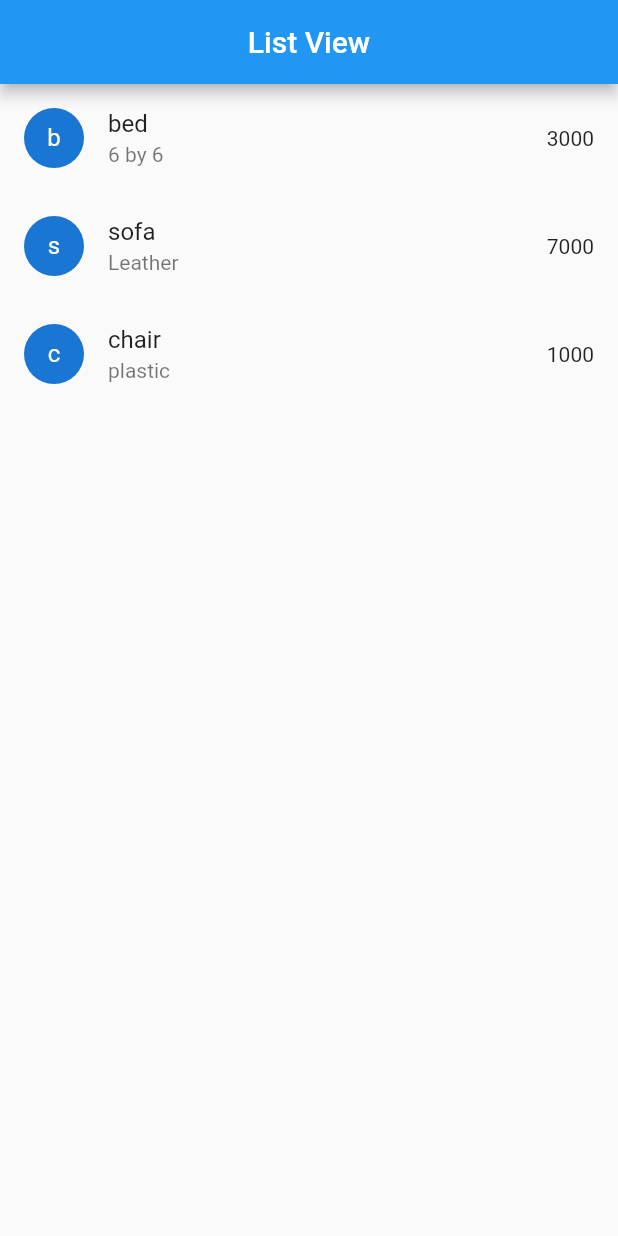
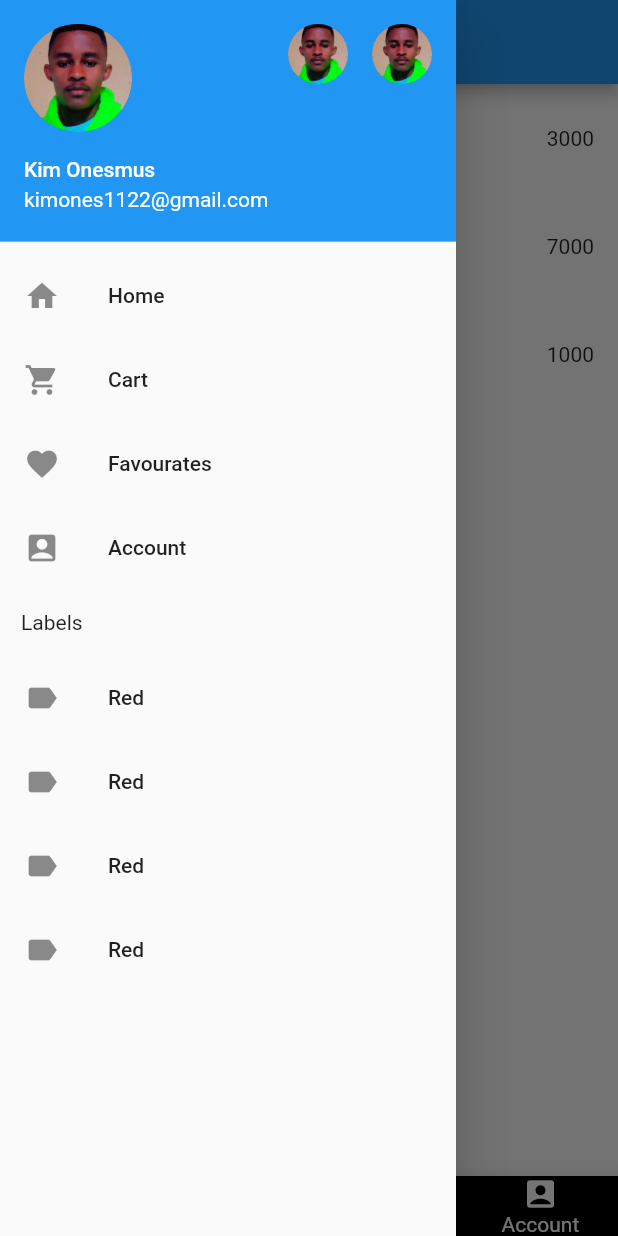
Before and after one commit to Kim-Onesmus/learning-flutter, a Flutter app: the screen it shows after launch, with the side drawer open (before the commit the screen has no drawer), on a phone screen of 412 x 824 dp. Run offline on Flutter 3.47's test engine with Material 2 defaults, Android fonts, the phone set to English and light mode, and no system bars.

Commit message:
navigation

```diff
--- a/lib/main.dart
+++ b/lib/main.dart
@@ -1,5 +1,5 @@
 import 'package:flutter/material.dart';
-import 'package:my_app/screens/listview.dart';
+import 'package:my_app/screens/navigation.dart';
 void main() => runApp(const MyApp());
 
 class MyApp extends StatelessWidget {
@@ -14,7 +14,7 @@ class MyApp extends StatelessWidget {
       // dashboard: Dashboard(),
       // home: Appbar()
       // home: RC(),
-      home: LV(),
+      home: navi(),
     );
   }
 }
--- a/lib/screens/listview.dart
+++ b/lib/screens/listview.dart
@@ -1,3 +1,5 @@
+// ignore_for_file: sort_child_properties_last
+
 import 'package:flutter/material.dart';
 
 // ignore: must_be_immutable
@@ -8,7 +10,6 @@ class LV extends StatelessWidget {
   List<String> productDetails = ['6 by 6', 'Leather', 'plastic'];
   List<int> price = [3000, 7000, 1000];
 
-
   @override
   Widget build(BuildContext context) {
     return Scaffold(
@@ -16,18 +17,48 @@ class LV extends StatelessWidget {
         title: const Text('List View'),
         centerTitle: true,
       ),
+      // ignore: avoid_unnecessary_containers
       body: Container(
-        child: ListView.builder(
-          itemCount: products.length,
-          itemBuilder: (context, index) {
-            return ListTile(
-              leading: CircleAvatar(child: Text(products[index][0]),),
-              title: Text(products[index]),
-              subtitle: Text(productDetails[index]),
-              trailing: Text(price[index].toString()),
-            );
-          },
-        ),
+        child: ListView(
+          itemExtent: 100,
+          reverse: false,
+          scrollDirection: Axis.vertical,
+          shrinkWrap: true,
+          children: [
+              ListTile(
+              leading: const CircleAvatar(child: Icon(Icons.supervised_user_circle_outlined), backgroundColor: Colors.blue,),
+              title: const Text('Sales'),
+              subtitle: const Text('Total Sales'),
+              trailing: const Icon(Icons.add),
+              onTap: (){},
+            ),
+              const ListTile(
+              leading: CircleAvatar(child: Icon(Icons.supervised_user_circle_outlined), backgroundColor: Colors.blue,),
+              title: Text('Customer'),
+              subtitle: Text('Total Customers Visited'),
+              trailing: Text('200'),
+            ),
+            const ListTile(
+              leading: CircleAvatar(child: Icon(Icons.lock_clock_rounded), backgroundColor: Colors.blue,),
+              title: Text('Profit'),
+              subtitle: Text('Total profit'),
+              trailing: Text('2000'),
+            )
+          ],
+        )
+        // builder(
+        //   itemCount: products.length,
+        //   itemBuilder: (context, index) {
+        //     return ListTile(
+        //       leading: CircleAvatar(
+        //         child: Text(products[index][0]),
+        //       ),
+        //       title: Text(products[index]),
+        //       subtitle: Text(productDetails[index]),
+        //       trailing: Text(price[index].toString()),
+        //     );
+        //   },
+        // ),
       ),
     );
   }
--- /dev/null
+++ b/lib/screens/navigation.dart
@@ -0,0 +1,190 @@
+// ignore_for_file: prefer_const_constructors, sort_child_properties_last, prefer_const_literals_to_create_immutables
+
+import 'package:flutter/material.dart';
+
+// ignore: must_be_immutable, camel_case_types
+class navi extends StatelessWidget {
+  navi({super.key});
+
+  List<String> products = ['bed', 'sofa', 'chair'];
+  List<String> productDetails = ['6 by 6', 'Leather', 'plastic'];
+  List<int> price = [3000, 7000, 1000];
+
+  @override
+  Widget build(BuildContext context) {
+    return Scaffold(
+      appBar: AppBar(
+        title: const Text('Navigation Drawer'),
+      ),
+      drawer: Drawer(
+        child: ListView(
+          children: [
+            const UserAccountsDrawerHeader(
+              // padding: const EdgeInsets.all(0),
+              accountEmail: Text('kimones1122@gmail.com'),
+              accountName: Text('Kim Onesmus'),
+              currentAccountPicture: CircleAvatar(
+                foregroundImage: AssetImage('images/kim.jpg'),
+              ),
+              otherAccountsPictures: [
+                CircleAvatar(
+                  foregroundImage: AssetImage('images/kim.jpg'),
+                ),
+                CircleAvatar(
+                  foregroundImage: AssetImage('images/kim.jpg'),
+                ),
+              ],
+            ),
+            ListTile(
+              leading: const Icon(Icons.home),
+              title: const Text('Home'),
+              onTap: () {},
+            ),
+            ListTile(
+              leading: const Icon(Icons.shopping_cart),
+              title: const Text('Cart'),
+              onTap: () {},
+            ),
+            ListTile(
+              leading: const Icon(Icons.favorite),
+              title: const Text('Favourates'),
+              onTap: () {},
+            ),
+            ListTile(
+              leading: const Icon(Icons.account_box),
+              title: const Text('Account'),
+              onTap: () {},
+            ),
+            const Padding(
+              padding: EdgeInsets.all(14.0),
+              child: Text('Labels'),
+            ),
+            ListTile(
+              leading: const Icon(Icons.label),
+              title: const Text('Red'),
+              onTap: () {},
+            ),
+            ListTile(
+              leading: const Icon(Icons.label),
+              title: const Text('Red'),
+              onTap: () {},
+            ),
+            ListTile(
+              leading: const Icon(Icons.label),
+              title: const Text('Red'),
+              onTap: () {},
+            ),
+            ListTile(
+              leading: const Icon(Icons.label),
+              title: const Text('Red'),
+              onTap: () {},
+            ),
+          ],
+        ),
+      ),
+      // ignore: avoid_unnecessary_containers
+      body: Container(
+        child: ListView.builder(
+          itemCount: products.length,
+          itemBuilder: (context, index) {
+            return ListTile(
+              leading: CircleAvatar(
+                child: Text(products[index][0]),
+              ),
+              title: Text(products[index]),
+              subtitle: Text(productDetails[index]),
+              trailing: Text(price[index].toString()),
+            );
+          },
+        ),
+      ),
+      floatingActionButtonLocation: FloatingActionButtonLocation.centerDocked,
+      floatingActionButton: FloatingActionButton(
+        onPressed: () {},
+        child: Icon(Icons.add),
+        backgroundColor: Colors.black,
+        foregroundColor: Colors.yellow,
+        // elevation: 0,
+        // shape: BeveledRectangleBorder(borderRadius: BorderRadius.circular(20.0),
+        // side: BorderSide(color: Colors.blue, width: 2),
+        // ),
+        mini: true,
+      ),
+      bottomNavigationBar: BottomAppBar(
+        notchMargin: 5,
+        shape: CircularNotchedRectangle(),
+        color: Colors.black,
+        child: Row(
+          mainAxisAlignment: MainAxisAlignment.spaceAround,
+          mainAxisSize: MainAxisSize.max,
+          children: [
+            Padding(
+              padding: const EdgeInsets.only(left: 10.0),
+              child: Column(
+                mainAxisSize: MainAxisSize.min,
+                children: [
+                  Icon(
+                    Icons.home,
+                    color: Colors.white,
+                  ),
+                  Text(
+                    'Home',
+                    style: TextStyle(color: Colors.white),
+                  ),
+                ],
+              ),
+            ),
+            Padding(
+              padding: const EdgeInsets.only(left: 10.0),
+              child: Column(
+                mainAxisSize: MainAxisSize.min,
+                children: [
+                  Icon(
+                    Icons.shopping_cart,
+                    color: Colors.white,
+                  ),
+                  Text(
+                    'Cart',
+                    style: TextStyle(color: Colors.white),
+                  ),
+                ],
+              ),
+            ),
+            Padding(
+              padding: const EdgeInsets.only(left: 10.0),
+              child: Column(
+                mainAxisSize: MainAxisSize.min,
+                children: [
+                  Icon(
+                    Icons.favorite,
+                    color: Colors.white,
+                  ),
+                  Text(
+                    'Favorite',
+                    style: TextStyle(color: Colors.white),
+                  ),
+                ],
+              ),
+            ),
+            Padding(
+              padding: const EdgeInsets.only(left: 10.0),
+              child: Column(
+                mainAxisSize: MainAxisSize.min,
+                children: [
+                  Icon(
+                    Icons.account_box,
+                    color: Colors.white,
+                  ),
+                  Text(
+                    'Account',
+                    style: TextStyle(color: Colors.white),
+                  ),
+                ],
+              ),
+            )
+          ],
+        ),
+      ),
+    );
+  }
+}
```
